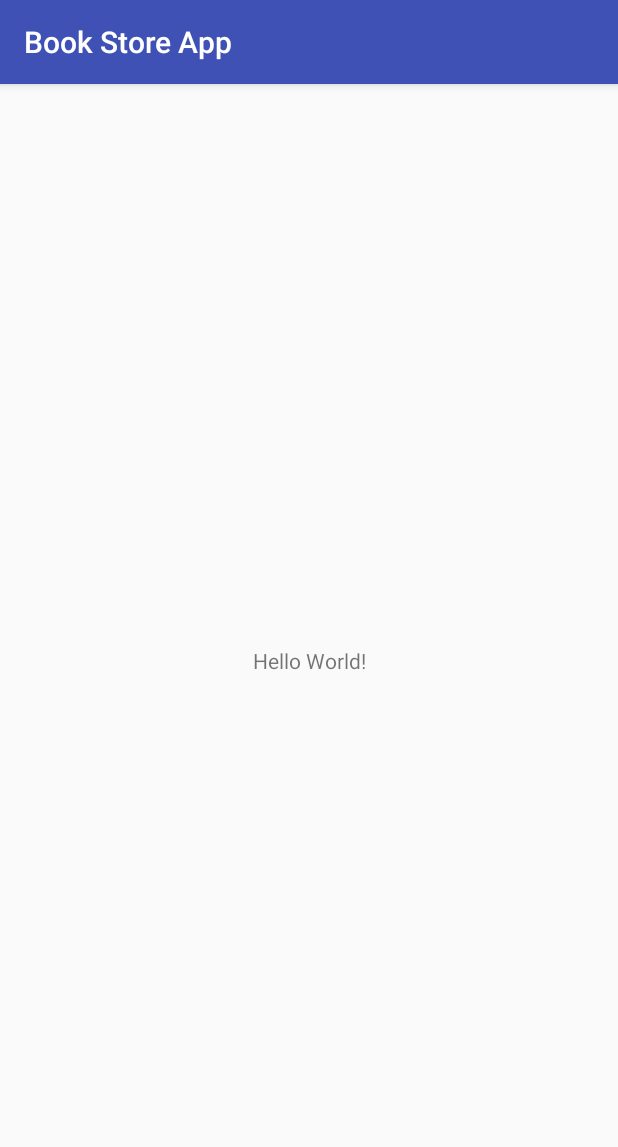
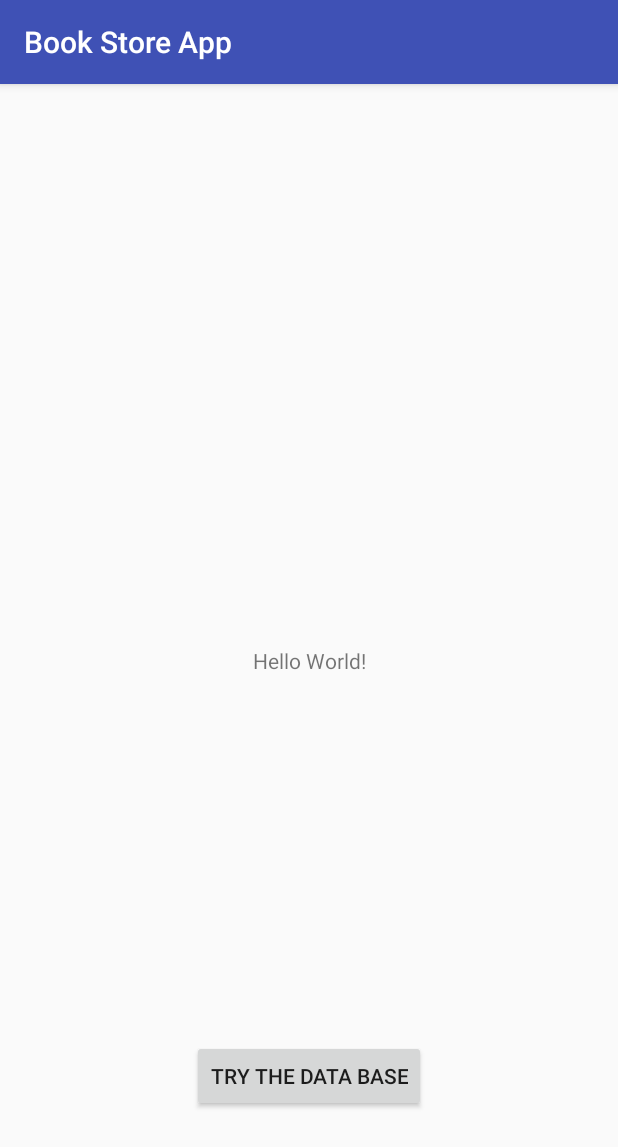
Before and after one commit to Ahmed7313/BookStoreApp, an Android app: the screen it shows after launch (MainActivity), on a phone screen of 412 x 824 dp. Shown: the top 1147 px of the screen. Run offline under Robolectric (Android 15) with nearby library versions, the phone set to English and light mode, and no system bars.

```diff
--- a/app/src/main/java/com/example/android/bookstoreapp/MainActivity.java
+++ b/app/src/main/java/com/example/android/bookstoreapp/MainActivity.java
@@ -6,6 +6,8 @@ import android.database.sqlite.SQLiteDatabase;
 import android.os.Bundle;
 import android.support.v7.app.AppCompatActivity;
 import android.util.Log;
+import android.view.View;
+import android.widget.Button;
 import android.widget.TextView;
 import android.widget.Toast;
 
@@ -21,9 +23,19 @@ public class MainActivity extends AppCompatActivity {
         setContentView(R.layout.activity_main);
 
         mBooksDbHelper = new BooksDbHelper(this);
+
+
+        Button displayButton = findViewById(R.id.button);
+        displayButton.setOnClickListener(new View.OnClickListener() {
+            @Override
+            public void onClick(View view) {
+                insertBook();
+                displayBooks();
+            }
+        });
     }
 
-    private void displayInfo (){
+    private void displayBooks() {
         // Create and/or open a database to read from it
         SQLiteDatabase db = mBooksDbHelper.getReadableDatabase();
 
--- a/app/src/main/res/layout/activity_main.xml
+++ b/app/src/main/res/layout/activity_main.xml
@@ -16,5 +16,16 @@
         app:layout_constraintRight_toRightOf="parent"
         app:layout_constraintTop_toTopOf="parent" />
 
+    <Button
+        android:id="@+id/button"
+        android:layout_width="wrap_content"
+        android:layout_height="wrap_content"
+        android:layout_marginBottom="8dp"
+        android:layout_marginTop="168dp"
+        android:text="try the data base"
+        app:layout_constraintBottom_toBottomOf="parent"
+        app:layout_constraintEnd_toEndOf="parent"
+        app:layout_constraintStart_toStartOf="parent"
+        app:layout_constraintTop_toBottomOf="@+id/display_information" />
 
 </android.support.constraint.ConstraintLayout>
```
